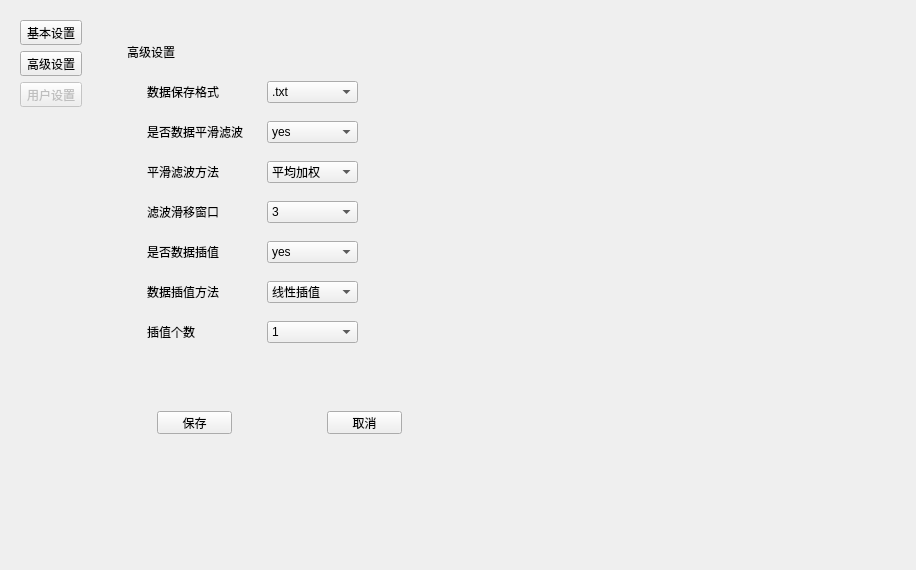
First picture: the form in MainUI/systemwidget.ui, repository Mr-tang0/MINIMTS, before the edit.
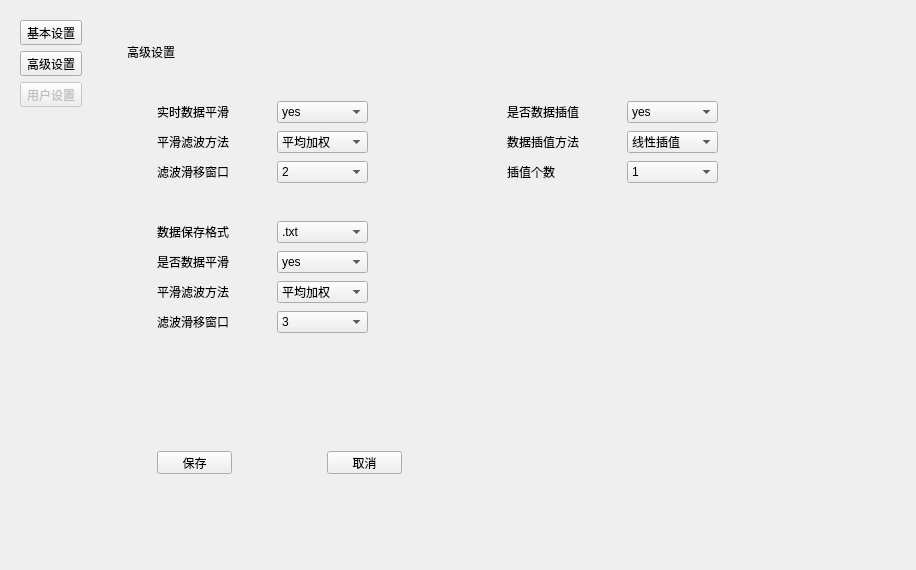
Second picture: the form after the edit.

Patch:
```diff
--- a/MainUI/systemwidget.ui
+++ b/MainUI/systemwidget.ui
@@ -608,8 +608,8 @@
         <widget class="QLabel" name="label_17">
          <property name="geometry">
           <rect>
-           <x>50</x>
-           <y>70</y>
+           <x>60</x>
+           <y>210</y>
            <width>111</width>
            <height>21</height>
           </rect>
@@ -621,21 +621,21 @@
         <widget class="QLabel" name="label_18">
          <property name="geometry">
           <rect>
-           <x>50</x>
-           <y>110</y>
+           <x>60</x>
+           <y>240</y>
            <width>121</width>
            <height>21</height>
           </rect>
          </property>
          <property name="text">
-          <string>是否数据平滑滤波</string>
+          <string>是否数据平滑</string>
          </property>
         </widget>
         <widget class="QLabel" name="label_19">
          <property name="geometry">
           <rect>
-           <x>50</x>
-           <y>150</y>
+           <x>60</x>
+           <y>270</y>
            <width>121</width>
            <height>21</height>
           </rect>
@@ -647,8 +647,8 @@
         <widget class="QLabel" name="label_20">
          <property name="geometry">
           <rect>
-           <x>50</x>
-           <y>190</y>
+           <x>60</x>
+           <y>300</y>
            <width>131</width>
            <height>21</height>
           </rect>
@@ -660,8 +660,8 @@
         <widget class="QLabel" name="label_21">
          <property name="geometry">
           <rect>
-           <x>50</x>
-           <y>230</y>
+           <x>410</x>
+           <y>90</y>
            <width>111</width>
            <height>21</height>
           </rect>
@@ -673,8 +673,8 @@
         <widget class="QLabel" name="label_22">
          <property name="geometry">
           <rect>
-           <x>50</x>
-           <y>270</y>
+           <x>410</x>
+           <y>120</y>
            <width>111</width>
            <height>21</height>
           </rect>
@@ -686,8 +686,8 @@
         <widget class="QComboBox" name="format">
          <property name="geometry">
           <rect>
-           <x>170</x>
-           <y>70</y>
+           <x>180</x>
+           <y>210</y>
            <width>91</width>
            <height>22</height>
           </rect>
@@ -711,8 +711,8 @@
         <widget class="QComboBox" name="enableFilter">
          <property name="geometry">
           <rect>
-           <x>170</x>
-           <y>110</y>
+           <x>180</x>
+           <y>240</y>
            <width>91</width>
            <height>22</height>
           </rect>
@@ -731,8 +731,8 @@
         <widget class="QComboBox" name="filterMethod">
          <property name="geometry">
           <rect>
-           <x>170</x>
-           <y>150</y>
+           <x>180</x>
+           <y>270</y>
            <width>91</width>
            <height>22</height>
           </rect>
@@ -751,8 +751,8 @@
         <widget class="QComboBox" name="filterWindow">
          <property name="geometry">
           <rect>
-           <x>170</x>
-           <y>190</y>
+           <x>180</x>
+           <y>300</y>
            <width>91</width>
            <height>22</height>
           </rect>
@@ -801,8 +801,8 @@
         <widget class="QComboBox" name="enableInterpolation">
          <property name="geometry">
           <rect>
-           <x>170</x>
-           <y>230</y>
+           <x>530</x>
+           <y>90</y>
            <width>91</width>
            <height>22</height>
           </rect>
@@ -821,8 +821,8 @@
         <widget class="QComboBox" name="interpolationMethod">
          <property name="geometry">
           <rect>
-           <x>170</x>
-           <y>270</y>
+           <x>530</x>
+           <y>120</y>
            <width>91</width>
            <height>22</height>
           </rect>
@@ -842,7 +842,7 @@
          <property name="geometry">
           <rect>
            <x>60</x>
-           <y>400</y>
+           <y>440</y>
            <width>75</width>
            <height>23</height>
           </rect>
@@ -855,7 +855,7 @@
          <property name="geometry">
           <rect>
            <x>230</x>
-           <y>400</y>
+           <y>440</y>
            <width>75</width>
            <height>23</height>
           </rect>
@@ -867,8 +867,8 @@
         <widget class="QComboBox" name="interpolationCount">
          <property name="geometry">
           <rect>
-           <x>170</x>
-           <y>310</y>
+           <x>530</x>
+           <y>150</y>
            <width>91</width>
            <height>22</height>
           </rect>
@@ -902,8 +902,8 @@
         <widget class="QLabel" name="label_63">
          <property name="geometry">
           <rect>
-           <x>50</x>
-           <y>310</y>
+           <x>410</x>
+           <y>150</y>
            <width>111</width>
            <height>21</height>
           </rect>
@@ -912,6 +912,115 @@
           <string>插值个数</string>
          </property>
         </widget>
+        <widget class="QComboBox" name="enableFilter_timely">
+         <property name="geometry">
+          <rect>
+           <x>180</x>
+           <y>90</y>
+           <width>91</width>
+           <height>22</height>
+          </rect>
+         </property>
+         <item>
+          <property name="text">
+           <string>yes</string>
+          </property>
+         </item>
+         <item>
+          <property name="text">
+           <string>no</string>
+          </property>
+         </item>
+        </widget>
+        <widget class="QLabel" name="label_23">
+         <property name="geometry">
+          <rect>
+           <x>60</x>
+           <y>90</y>
+           <width>121</width>
+           <height>21</height>
+          </rect>
+         </property>
+         <property name="text">
+          <string>实时数据平滑</string>
+         </property>
+        </widget>
+        <widget class="QComboBox" name="filterMethod_timely">
+         <property name="geometry">
+          <rect>
+           <x>180</x>
+           <y>120</y>
+           <width>91</width>
+           <height>22</height>
+          </rect>
+         </property>
+         <item>
+          <property name="text">
+           <string>平均加权</string>
+          </property>
+         </item>
+         <item>
+          <property name="text">
+           <string>中值滤波</string>
+          </property>
+         </item>
+        </widget>
+        <widget class="QLabel" name="label_24">
+         <property name="geometry">
+          <rect>
+           <x>60</x>
+           <y>120</y>
+           <width>121</width>
+           <height>21</height>
+          </rect>
+         </property>
+         <property name="text">
+          <string>平滑滤波方法</string>
+         </property>
+        </widget>
+        <widget class="QComboBox" name="filterWindow_timely">
+         <property name="geometry">
+          <rect>
+           <x>180</x>
+           <y>150</y>
+           <width>91</width>
+           <height>22</height>
+          </rect>
+         </property>
+         <item>
+          <property name="text">
+           <string>2</string>
+          </property>
+         </item>
+         <item>
+          <property name="text">
+           <string>3</string>
+          </property>
+         </item>
+         <item>
+          <property name="text">
+           <string>4</string>
+          </property>
+         </item>
+         <item>
+          <property name="text">
+           <string>5</string>
+          </property>
+         </item>
+        </widget>
+        <widget class="QLabel" name="label_25">
+         <property name="geometry">
+          <rect>
+           <x>60</x>
+           <y>150</y>
+           <width>131</width>
+           <height>21</height>
+          </rect>
+         </property>
+         <property name="text">
+          <string>滤波滑移窗口</string>
+         </property>
+        </widget>
        </widget>
        <widget class="QWidget" name="usersSet"/>
       </widget>
```
Left out of the diff: 48 changed lines with no effect on the pictures.
